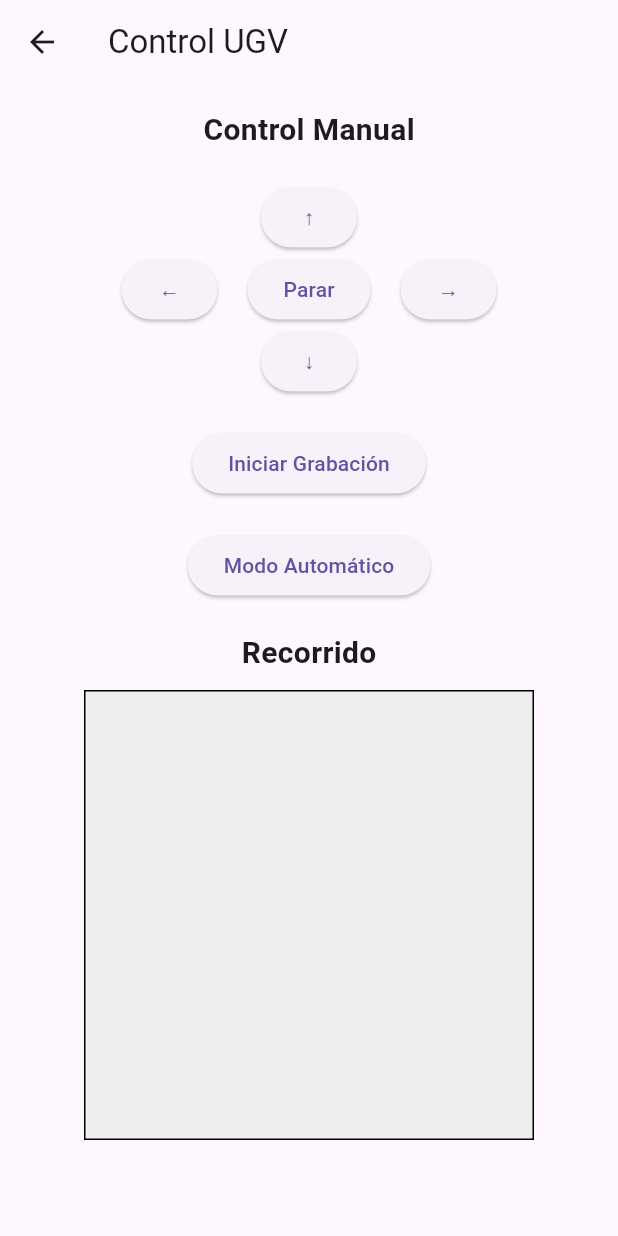
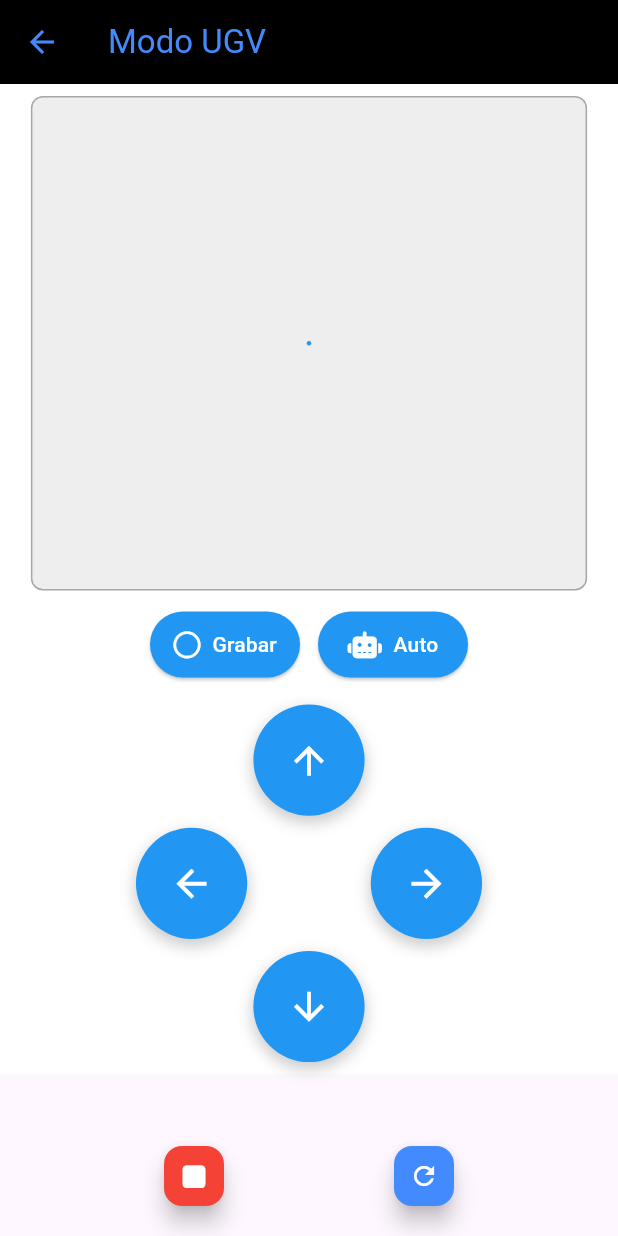
Before and after one commit to moises664/Tanari-App, a Flutter app: the ModoUgv screen opened directly, on a phone screen of 412 x 824 dp. Run offline on Flutter 3.47's test engine with Material 3 defaults, Android fonts, the light colour scheme and no system bars; our stand-ins replace device_info_plus, flutter_blue_plus, font_awesome_flutter, get, logger, permission_handler.

Commit message:
Nueva  IU para los modos de operacion. todo funciona bien.

```diff
--- a/lib/src/screens/home/home_screen.dart
+++ b/lib/src/screens/home/home_screen.dart
@@ -1,6 +1,7 @@
 import 'package:flutter/material.dart';
 import 'package:tanari_app/src/screens/menu/acerca_app.dart';
 import 'package:tanari_app/src/screens/menu/configuraciones_app.dart';
+import 'package:tanari_app/src/screens/menu/modos_operacion/modo_Monitoreo.dart';
 import 'package:tanari_app/src/screens/menu/modos_operacion/modo_acople.dart';
 import 'package:tanari_app/src/screens/menu/modos_operacion/modo_ugv.dart';
 
@@ -79,7 +80,10 @@ class HomeScreen extends StatelessWidget {
                   onTap: () {
                     // Navegar a la pantalla de Monitoreo
                     Navigator.pop(context); // Cierra el drawer
-                    // Navigator.push(context, MaterialPageRoute(builder: (context) => const MonitoreoScreen()));
+                    Navigator.push(
+                        context,
+                        MaterialPageRoute(
+                            builder: (context) => const ModoMonitoreo()));
                   },
                 ),
                 ListTile(
--- a/lib/src/screens/menu/acerca_app.dart
+++ b/lib/src/screens/menu/acerca_app.dart
@@ -8,7 +8,11 @@ class AcercaApp extends StatelessWidget {
     return Scaffold(
       appBar: AppBar(
         title: Text('Acerca de TANARI'),
-        backgroundColor: Colors.lightGreenAccent,
+        backgroundColor: Colors.black,
+        foregroundColor: Colors.white,
+      ),
+      body: Container(
+        color: Colors.black54,
       ),
     );
   }
--- a/lib/src/screens/menu/configuraciones_app.dart
+++ b/lib/src/screens/menu/configuraciones_app.dart
@@ -13,7 +13,8 @@ class ConfiguracionesApp extends StatelessWidget {
 
     return Scaffold(
       appBar: AppBar(
-        backgroundColor: Colors.blueAccent.shade700,
+        backgroundColor: Colors.black,
+        foregroundColor: Colors.blueAccent.shade700,
         title: const Text('Control BLE'),
         actions: [
           Obx(
--- a/lib/src/screens/menu/modos_operacion/modo_acople.dart
+++ b/lib/src/screens/menu/modos_operacion/modo_acople.dart
@@ -20,7 +20,7 @@ class _ModoAcopleState extends State<ModoAcople> {
       ),
       body: Column(
         children: [
-          _monitoreoPanel(), // Llamado a la función corregida
+          monitoreoPanel(), // Llamado a la función corregida
           Container(
             margin: const EdgeInsets.only(left: 20, right: 20, bottom: 10),
             height: 270,
@@ -36,7 +36,7 @@ class _ModoAcopleState extends State<ModoAcople> {
   }
 
   // Corregido el nombre de la función a lowerCamelCase
-  Widget _monitoreoPanel() {
+  Widget monitoreoPanel() {
     return Container(
       margin: const EdgeInsets.all(20),
       height: 430,
--- a/lib/src/screens/menu/modos_operacion/modo_ugv.dart
+++ b/lib/src/screens/menu/modos_operacion/modo_ugv.dart
@@ -2,7 +2,9 @@ import 'dart:async';
 import 'package:flutter/material.dart';
 import 'package:get/get.dart';
 import 'package:tanari_app/src/controllers/bluetooth/ble.controller.dart';
+import 'package:font_awesome_flutter/font_awesome_flutter.dart';
 
+/// Pantalla principal para el control manual y automático del UGV
 class ModoUgv extends StatefulWidget {
   const ModoUgv({super.key});
 
@@ -10,15 +12,24 @@ class ModoUgv extends StatefulWidget {
   State<ModoUgv> createState() => _ModoUgvState();
 }
 
+/// Estado que gestiona la lógica de control y visualización del UGV
 class _ModoUgvState extends State<ModoUgv> {
+  // Controlador Bluetooth
   final BleController bleController = Get.find<BleController>();
+
+  // Variables para el trazado del recorrido
   List<Offset> recorridoPoints = [Offset(0, 0)];
   Offset currentPosition = Offset(0, 0);
   double stepSize = 20.0;
+
+  // Identificador del dispositivo UGV conectado
   String? ugvDeviceId;
-  // Timer para el envío continuo de comandos
+
+  // Timer para movimiento continuo
   Timer? _movementTimer;
-  String _currentCommand = BleController.stop; // Inicializa con 'S' para parado
+
+  // Comando actual y estado de grabación
+  String _currentCommand = BleController.stop;
   final RxBool _isRecording = false.obs;
 
   @override
@@ -28,13 +39,14 @@ class _ModoUgvState extends State<ModoUgv> {
     _bindRecordingState();
   }
 
+  /// Vincula el estado de grabación del controlador BLE con el estado local
   void _bindRecordingState() {
-    // Vincula la variable local _isRecording con el valor de isRecording en el BleController
     ever(bleController.isRecording, (recording) {
       _isRecording.value = recording;
     });
   }
 
+  /// Inicializa el ID del dispositivo UGV desde el controlador BLE
   void _initUgvDeviceId() {
     if (bleController.connectedDevices.isNotEmpty) {
       ugvDeviceId = bleController.connectedDevices.keys.firstWhere(
@@ -45,6 +57,7 @@ class _ModoUgvState extends State<ModoUgv> {
       );
     }
 
+    // Actualiza el ID si se conecta un nuevo dispositivo
     ever(bleController.connectedDevices, (devices) {
       if (ugvDeviceId == null && devices.isNotEmpty) {
         ugvDeviceId = devices.keys.firstWhere(
@@ -57,62 +70,65 @@ class _ModoUgvState extends State<ModoUgv> {
     });
   }
 
+  /// Inicia el movimiento en una dirección específica
   void _startMovement(String command) {
-    _currentCommand = command; // Actualiza el comando actual
+    _currentCommand = command;
     _sendMovementCommand();
-    // Cancela el timer anterior si existe
     _movementTimer?.cancel();
-    // Inicia un timer para enviar el comando continuamente cada 100ms
+    // Configura un timer para enviar comandos continuos cada 100ms
     _movementTimer = Timer.periodic(const Duration(milliseconds: 100), (_) {
       _sendMovementCommand();
+      _updatePosition(command);
     });
   }
 
+  /// Detiene el movimiento del UGV
   void _stopMovement() {
-    _currentCommand =
-        BleController.stop; // Establece el comando a 'S' para parar
+    _currentCommand = BleController.stop;
     _sendMovementCommand();
     _movementTimer?.cancel();
   }
 
+  /// Envía el comando actual al dispositivo BLE
   void _sendMovementCommand() {
     if (ugvDeviceId != null && bleController.isDeviceConnected(ugvDeviceId!)) {
       bleController.sendData(ugvDeviceId!, _currentCommand);
-      if (_isRecording.value &&
-          _currentCommand != BleController.stop &&
-          _currentCommand != BleController.startRecording &&
-          _currentCommand != BleController.stopRecording &&
-          _currentCommand != BleController.startAutoMode) {
-        _updatePosition(_currentCommand);
-      }
     } else {
       Get.snackbar("Advertencia", "No se ha conectado al UGV.");
     }
   }
 
+  /// Actualiza la posición del recorrido en el mapa
   void _updatePosition(String direction) {
     setState(() {
       Offset lastPosition = recorridoPoints.last;
+      Offset newPosition = lastPosition;
+
       switch (direction) {
         case BleController.moveForward:
-          currentPosition = Offset(lastPosition.dx, lastPosition.dy - stepSize);
+          newPosition = Offset(lastPosition.dx, lastPosition.dy - stepSize);
           break;
         case BleController.moveBack:
-          currentPosition = Offset(lastPosition.dx, lastPosition.dy + stepSize);
+          newPosition = Offset(lastPosition.dx, lastPosition.dy + stepSize);
           break;
         case BleController.moveLeft:
-          currentPosition = Offset(lastPosition.dx - stepSize, lastPosition.dy);
+          newPosition = Offset(lastPosition.dx - stepSize, lastPosition.dy);
           break;
         case BleController.moveRight:
-          currentPosition = Offset(lastPosition.dx + stepSize, lastPosition.dy);
+          newPosition = Offset(lastPosition.dx + stepSize, lastPosition.dy);
           break;
         default:
           return;
       }
-      recorridoPoints = List.from(recorridoPoints)..add(currentPosition);
+
+      if (newPosition != lastPosition) {
+        recorridoPoints = List.from(recorridoPoints)..add(newPosition);
+        currentPosition = newPosition;
+      }
     });
   }
 
+  /// Activa/desactiva la grabación del recorrido
   void _toggleRecording() {
     if (ugvDeviceId != null) {
       bleController.toggleRecording(ugvDeviceId!);
@@ -121,6 +137,7 @@ class _ModoUgvState extends State<ModoUgv> {
     }
   }
 
+  /// Activa el modo de funcionamiento automático
   void _startAutomaticMode() {
     if (ugvDeviceId != null) {
       bleController.startAutomaticMode(ugvDeviceId!);
@@ -129,124 +146,223 @@ class _ModoUgvState extends State<ModoUgv> {
     }
   }
 
+  /// Reinicia el mapa de recorrido
+  void _resetRecorrido() {
+    setState(() {
+      recorridoPoints = [Offset(0, 0)];
+      currentPosition = Offset(0, 0);
+    });
+  }
+
   @override
   void dispose() {
     _movementTimer?.cancel();
     super.dispose();
   }
 
+  //----------------------------------------------------------------------------
+  // SECCIÓN DE INTERFAZ DE USUARIO
+  //----------------------------------------------------------------------------
+
   @override
   Widget build(BuildContext context) {
+    //final screenSize = MediaQuery.of(context).size;
+
     return Scaffold(
       appBar: AppBar(
-        title: const Text('Control UGV'),
+        title: const Text('Modo UGV'),
+        backgroundColor: Colors.black,
+        foregroundColor: Colors.blueAccent,
       ),
-      body: Padding(
-        padding: const EdgeInsets.all(16.0),
+      body: Container(
+        decoration: const BoxDecoration(color: Colors.white),
+        padding: const EdgeInsets.symmetric(horizontal: 16, vertical: 8),
         child: Column(
+          mainAxisSize: MainAxisSize.min,
           crossAxisAlignment: CrossAxisAlignment.center,
-          children: <Widget>[
-            const Text(
-              'Control Manual',
-              style: TextStyle(fontSize: 20, fontWeight: FontWeight.bold),
-            ),
-            const SizedBox(height: 20),
-            // Controles de movimiento
-            Row(
-              mainAxisAlignment: MainAxisAlignment.center,
-              children: [
-                GestureDetector(
-                  onTapDown: (_) => _startMovement(BleController.moveForward),
-                  onTapUp: (_) => _stopMovement(),
-                  onTapCancel: () => _stopMovement(),
-                  child: ElevatedButton(
-                    onPressed: () {},
-                    child: const Text('↑'),
-                  ),
-                ),
-              ],
-            ),
-            Row(
-              mainAxisAlignment: MainAxisAlignment.center,
-              children: [
-                GestureDetector(
-                  onTapDown: (_) => _startMovement(BleController.moveLeft),
-                  onTapUp: (_) => _stopMovement(),
-                  onTapCancel: () => _stopMovement(),
-                  child: ElevatedButton(
-                    onPressed: () {},
-                    child: const Text('←'),
-                  ),
-                ),
-                const SizedBox(width: 20),
-                ElevatedButton(
-                  onPressed: () => _stopMovement(),
-                  child: const Text('Parar'),
-                ),
-                const SizedBox(width: 20),
-                GestureDetector(
-                  onTapDown: (_) => _startMovement(BleController.moveRight),
-                  onTapUp: (_) => _stopMovement(),
-                  onTapCancel: () => _stopMovement(),
-                  child: ElevatedButton(
-                    onPressed: () {},
-                    child: const Text('→'),
-                  ),
-                ),
-              ],
-            ),
-            Row(
-              mainAxisAlignment: MainAxisAlignment.center,
-              children: [
-                GestureDetector(
-                  onTapDown: (_) => _startMovement(BleController.moveBack),
-                  onTapUp: (_) => _stopMovement(),
-                  onTapCancel: () => _stopMovement(),
-                  child: ElevatedButton(
-                    onPressed: () {},
-                    child: const Text('↓'),
-                  ),
-                ),
-              ],
-            ),
-            const SizedBox(height: 20),
-            ElevatedButton(
-              onPressed: _toggleRecording,
-              child: Obx(() => Text(_isRecording.value
-                  ? 'Detener Grabación'
-                  : 'Iniciar Grabación')),
-            ),
-            const SizedBox(height: 20),
-            ElevatedButton(
-              onPressed: _startAutomaticMode,
-              child: const Text('Modo Automático'),
-            ),
-            const SizedBox(height: 20),
-            // Visualización del recorrido
-            const Text(
-              'Recorrido',
-              style: TextStyle(fontSize: 20, fontWeight: FontWeight.bold),
-            ),
-            Container(
-              margin: const EdgeInsets.symmetric(vertical: 10),
-              width: 300,
-              height: 300,
-              decoration: BoxDecoration(
-                border: Border.all(color: Colors.black),
-                color: Colors.grey[200],
-              ),
-              child: CustomPaint(
-                painter: TrayectoriaPainter(recorridoPoints),
-                size: Size.infinite,
-              ),
-            ),
+          children: [
+            _buildCompactMapaRecorrido(context),
+            const SizedBox(height: 12),
+            _buildCompactControlManual(context),
+          ],
+        ),
+      ),
+      floatingActionButtonLocation: FloatingActionButtonLocation.centerDocked,
+      floatingActionButton: Container(
+        margin: const EdgeInsets.only(bottom: 16),
+        child: Row(
+          mainAxisAlignment: MainAxisAlignment.spaceEvenly,
+          children: [
+            _buildCompactStopButton(),
+            _buildCompactResetButton(),
           ],
         ),
       ),
     );
   }
+
+  /// Construye el contenedor del mapa de recorrido
+  Widget _buildCompactMapaRecorrido(BuildContext context) {
+    final screenSize = MediaQuery.of(context).size;
+
+    return Container(
+      width: screenSize.width * 0.90,
+      height: screenSize.height * 0.40,
+      decoration: BoxDecoration(
+        border: Border.all(color: Color.fromRGBO(0, 0, 0, 0.3)),
+        color: Colors.grey[200],
+        borderRadius: BorderRadius.circular(8),
+      ),
+      child: CustomPaint(
+        painter: TrayectoriaPainter(recorridoPoints),
+      ),
+    );
+  }
+
+  /// Construye la sección de controles manuales
+  Widget _buildCompactControlManual(BuildContext context) {
+    final screenSize = MediaQuery.of(context).size;
+    final buttonSize = screenSize.width * 0.18;
+
+    return Column(
+      children: [
+        _buildCompactActionButtons(context),
+        const SizedBox(height: 16),
+        Column(
+          children: [
+            _buildDirectionButton(
+              icon: Icons.arrow_upward,
+              command: BleController.moveForward,
+              size: buttonSize,
+            ),
+            const SizedBox(height: 8),
+            Row(
+              mainAxisAlignment: MainAxisAlignment.center,
+              children: [
+                _buildDirectionButton(
+                  icon: Icons.arrow_back,
+                  command: BleController.moveLeft,
+                  size: buttonSize,
+                ),
+                SizedBox(width: screenSize.width * 0.2),
+                _buildDirectionButton(
+                  icon: Icons.arrow_forward,
+                  command: BleController.moveRight,
+                  size: buttonSize,
+                ),
+              ],
+            ),
+            const SizedBox(height: 8),
+            _buildDirectionButton(
+              icon: Icons.arrow_downward,
+              command: BleController.moveBack,
+              size: buttonSize,
+            ),
+          ],
+        ),
+      ],
+    );
+  }
+
+  /// Construye los botones de acción principales
+  Widget _buildCompactActionButtons(BuildContext context) {
+    return Row(
+      mainAxisAlignment: MainAxisAlignment.center,
+      children: [
+        _buildCompactActionButton(
+          text: 'Grabar',
+          icon: FontAwesomeIcons.circle,
+          onPressed: _toggleRecording,
+          isActive: _isRecording.value,
+        ),
+        const SizedBox(width: 12),
+        _buildCompactActionButton(
+          text: 'Auto',
+          icon: FontAwesomeIcons.robot,
+          onPressed: _startAutomaticMode,
+        ),
+      ],
+    );
+  }
+
+  /// Plantilla para botones de acción compactos
+  Widget _buildCompactActionButton({
+    required String text,
+    required IconData icon,
+    required Function() onPressed,
+    bool isActive = false,
+  }) {
+    return SizedBox(
+      width: 100,
+      child: ElevatedButton.icon(
+        onPressed: onPressed,
+        style: ElevatedButton.styleFrom(
+          backgroundColor: isActive ? Colors.red : Colors.blue,
+          padding: const EdgeInsets.symmetric(vertical: 12, horizontal: 8),
+        ),
+        icon: FaIcon(icon, size: 18, color: Colors.white),
+        label: Text(
+          text,
+          style: const TextStyle(fontSize: 14, color: Colors.white),
+        ),
+      ),
+    );
+  }
+
+  /// Construye botones direccionales circulares
+  Widget _buildDirectionButton({
+    required IconData icon,
+    required String command,
+    required double size,
+  }) {
+    return GestureDetector(
+      onTapDown: (_) => _startMovement(command),
+      onTapUp: (_) => _stopMovement(),
+      onTapCancel: () => _stopMovement(),
+      child: Container(
+        width: size,
+        height: size,
+        decoration: BoxDecoration(
+          color: Colors.blue,
+          shape: BoxShape.circle,
+          boxShadow: [
+            BoxShadow(
+              color: Color.fromRGBO(0, 0, 0, 0.2),
+              spreadRadius: 1,
+              blurRadius: 8,
+              offset: const Offset(0, 4),
+            ),
+          ],
+        ),
+        child: Icon(icon, color: Colors.white, size: size * 0.4),
+      ),
+    );
+  }
+
+  /// Botón de detención de emergencia
+  Widget _buildCompactStopButton() {
+    return FloatingActionButton(
+      heroTag: 'stop',
+      mini: true,
+      backgroundColor: Colors.red,
+      onPressed: _stopMovement,
+      child: const FaIcon(FontAwesomeIcons.stop, size: 20, color: Colors.white),
+    );
+  }
+
+  /// Botón de reinicio del recorrido
+  Widget _buildCompactResetButton() {
+    return FloatingActionButton(
+      heroTag: 'reset',
+      mini: true,
+      backgroundColor: Colors.blueAccent,
+      onPressed: _resetRecorrido,
+      child: const Icon(Icons.refresh, size: 20, color: Colors.white),
+    );
+  }
 }
 
+/// CustomPainter para dibujar el trayecto del UGV
 class TrayectoriaPainter extends CustomPainter {
   final List<Offset> points;
 
@@ -259,19 +375,20 @@ class TrayectoriaPainter extends CustomPainter {
       ..strokeWidth = 3
       ..strokeCap = StrokeCap.round;
 
+    final Offset center = Offset(size.width / 2, size.height / 2);
+
     if (points.isNotEmpty) {
-      for (int i = 0; i < points.length - 1; i++) {
-        canvas.drawLine(
-          Offset(points[i].dx + 150, points[i].dy + 150),
-          Offset(points[i + 1].dx + 150, points[i + 1].dy + 150),
-          paint,
-        );
+      Offset startPoint = center;
+      // Dibuja líneas conectando todos los puntos del recorrido
+      for (int i = 0; i < points.length; i++) {
+        Offset currentPoint =
+            Offset(center.dx + points[i].dx, center.dy + points[i].dy);
+        canvas.drawLine(startPoint, currentPoint, paint);
+        startPoint = currentPoint;
       }
     }
   }
 
   @override
-  bool shouldRepaint(CustomPainter oldDelegate) {
-    return true;
-  }
+  bool shouldRepaint(CustomPainter oldDelegate) => true;
 }
```
Also changed, not shown: lib/src/screens/menu/modos_operacion/modo_Monitoreo.dart (added, +260 -0 lines).
